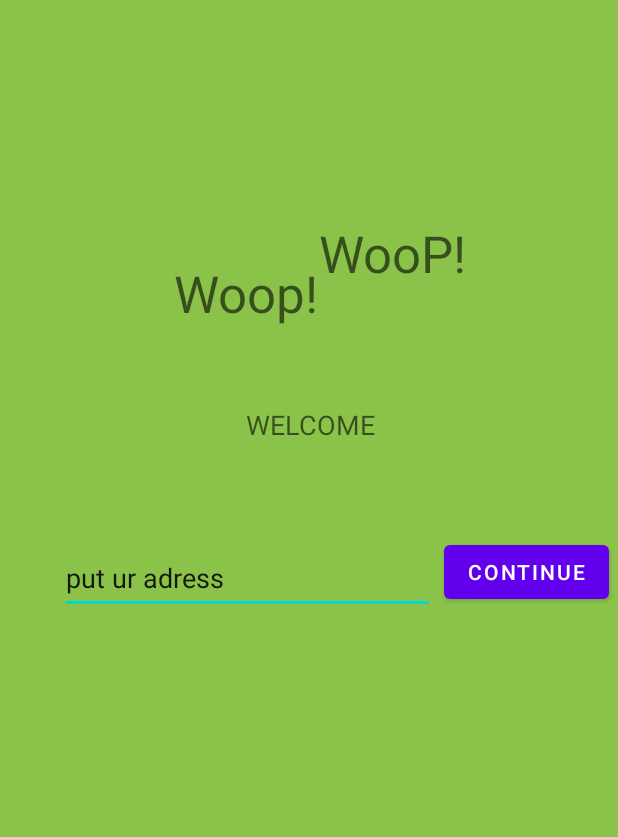
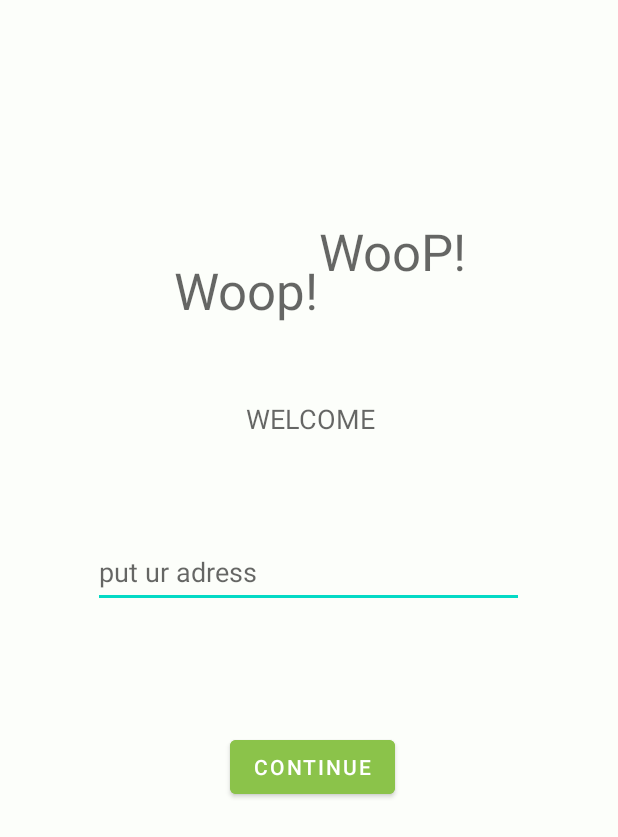
Before and after one commit to Juandr0/Fooddelivery, an Android app: the screen it shows after launch (MainActivity), on a phone screen of 412 x 824 dp. Shown: the top 837 px of the screen. Run offline under Robolectric (Android 15) with nearby library versions, the phone set to English and light mode, and no system bars.

Commit message:
hemskärm1

```diff
--- a/app/src/main/res/layout/activity_main.xml
+++ b/app/src/main/res/layout/activity_main.xml
@@ -4,23 +4,23 @@
     xmlns:tools="http://schemas.android.com/tools"
     android:layout_width="match_parent"
     android:layout_height="match_parent"
-    android:background="#8BC34A"
+    android:background="#078BC34A"
     tools:context=".MainActivity">
 
     <EditText
         android:id="@+id/puturadress"
-        android:layout_width="250dp"
+        android:layout_width="287dp"
         android:layout_height="48dp"
         android:layout_marginTop="340dp"
         android:ems="10"
+        android:hint="@string/put_uradress"
         android:inputType="textPersonName"
-        android:text="@string/put_uradress"
         app:layout_constraintBottom_toBottomOf="parent"
         app:layout_constraintEnd_toEndOf="parent"
-        app:layout_constraintHorizontal_bias="0.248"
+        app:layout_constraintHorizontal_bias="0.496"
         app:layout_constraintStart_toStartOf="parent"
         app:layout_constraintTop_toTopOf="parent"
-        app:layout_constraintVertical_bias="0.049" />
+        app:layout_constraintVertical_bias="0.04" />
 
     <TextView
         android:id="@+id/textView4"
@@ -69,14 +69,14 @@
         android:id="@+id/continuebutton"
         android:layout_width="wrap_content"
         android:layout_height="wrap_content"
-        android:layout_marginStart="6dp"
-        android:layout_marginTop="357dp"
-        android:layout_marginBottom="326dp"
+        android:layout_marginStart="153dp"
+        android:layout_marginEnd="148dp"
+        android:backgroundTint="#8BC34A"
         android:text="@string/continue."
         app:layout_constraintBottom_toBottomOf="parent"
         app:layout_constraintEnd_toEndOf="parent"
         app:layout_constraintHorizontal_bias="0.0"
-        app:layout_constraintStart_toEndOf="@+id/puturadress"
+        app:layout_constraintStart_toStartOf="parent"
         app:layout_constraintTop_toTopOf="parent"
-        app:layout_constraintVertical_bias="0.0" />
+        app:layout_constraintVertical_bias="0.628" />
 </androidx.constraintlayout.widget.ConstraintLayout>
```
